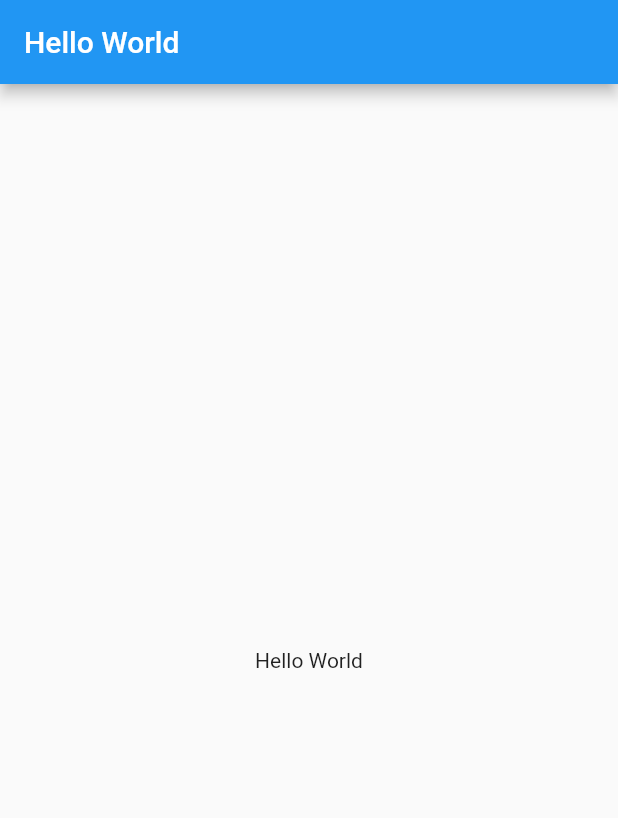
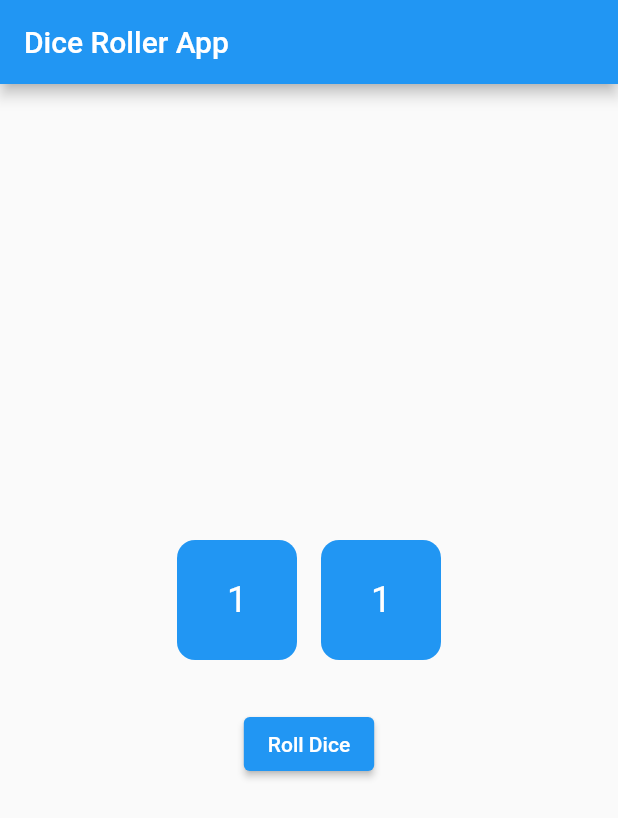
Before and after one commit to Masaya1582/Flutter_Playground, a Flutter app: the screen it shows after launch, on a phone screen of 412 x 824 dp. Shown: the top 818 px of the screen. Run offline on Flutter 3.47's test engine with Material 2 defaults, Android fonts, the phone set to English and light mode, and no system bars.

Commit message:
Playサイコロ(Play Dice)

```diff
--- a/lib/main.dart
+++ b/lib/main.dart
@@ -1,32 +1,106 @@
+import 'dart:async';
+import 'dart:math';
+
 import 'package:flutter/material.dart';
 
 void main() {
-  runApp(MyApp());
+  runApp(DiceRollerApp());
 }
 
-class MyApp extends StatelessWidget {
+class DiceRollerApp extends StatelessWidget {
   @override
   Widget build(BuildContext context) {
     return MaterialApp(
-      title: 'Flutter Demo',
-      home: const MyHomePage(title: 'Hello World'),
+      title: 'Dice Roller App',
+      theme: ThemeData(primarySwatch: Colors.blue),
+      home: DiceRollerScreen(),
     );
   }
 }
 
-class MyHomePage extends StatelessWidget {
-  const MyHomePage({Key? key, required this.title}) : super(key: key);
+class DiceRollerScreen extends StatefulWidget {
+  @override
+  _DiceRollerScreenState createState() => _DiceRollerScreenState();
+}
 
-  final String title;
+class _DiceRollerScreenState extends State<DiceRollerScreen> {
+  int _dice1 = 1;
+  int _dice2 = 1;
+  bool _rolling = false;
+
+  void _rollDice() {
+    if (!_rolling) {
+      _rolling = true;
+      final random = Random();
+      Timer? rollingTimer;
+
+      rollingTimer = Timer.periodic(Duration(milliseconds: 100), (timer) {
+        setState(() {
+          _dice1 = random.nextInt(6) + 1;
+          _dice2 = random.nextInt(6) + 1;
+        });
+
+        if (!_rolling) {
+          rollingTimer?.cancel();
+          setState(() {
+            // Optional: Generate a random number again to simulate the final result
+            _dice1 = random.nextInt(6) + 1;
+            _dice2 = random.nextInt(6) + 1;
+          });
+        }
+      });
+
+      Timer(Duration(seconds: 1), () {
+        setState(() {
+          _rolling = false;
+        });
+      });
+    }
+  }
 
   @override
   Widget build(BuildContext context) {
     return Scaffold(
-      appBar: AppBar(
-        title: Text(title),
+      appBar: AppBar(title: Text('Dice Roller App')),
+      body: Center(
+        child: Column(
+          mainAxisAlignment: MainAxisAlignment.center,
+          children: [
+            Row(
+              mainAxisAlignment: MainAxisAlignment.center,
+              children: [
+                _buildDice(_dice1),
+                SizedBox(width: 16),
+                _buildDice(_dice2),
+              ],
+            ),
+            SizedBox(height: 32),
+            ElevatedButton(
+              onPressed: _rolling ? null : _rollDice,
+              child: Text('Roll Dice'),
+            ),
+          ],
+        ),
       ),
-      body: Center(
-        child: Text('Hello World'),
+    );
+  }
+
+  Widget _buildDice(int value) {
+    return Container(
+      width: 80,
+      height: 80,
+      decoration: BoxDecoration(
+        color: Colors.blue,
+        borderRadius: BorderRadius.circular(12),
+      ),
+      child: Center(
+        child: Text(
+          value.toString(),
+          style: TextStyle(
+            fontSize: 24,
+            color: Colors.white,
+          ),
+        ),
       ),
     );
   }
```
